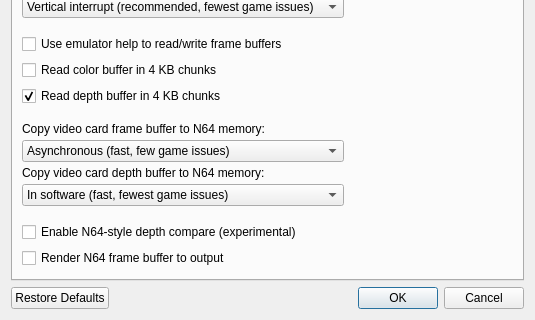
Old version of the form src/GLideNUI/configDialog.ui in the repository gonetz/GLideN64; both pictures show x 0 to 535 and y 192 to 512 of the 535 by 512 pixel window.
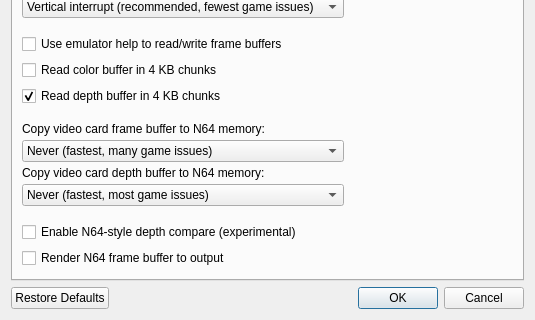
New version of the form. The open tabs and pages were chosen to show the change. Icons and pictures are not drawn.

Patch:
```diff
--- a/src/GLideNUI/configDialog.ui
+++ b/src/GLideNUI/configDialog.ui
@@ -9,7 +9,7 @@
    <rect>
     <x>0</x>
     <y>0</y>
-    <width>469</width>
+    <width>627</width>
     <height>644</height>
    </rect>
   </property>
@@ -1408,17 +1408,7 @@
                 </widget>
                </item>
                <item>
-                <widget class="QComboBox" name="copyBufferComboBox">
-                 <item>
-                  <property name="text">
-                   <string comment="async">Asynchronous (fast, few game issues)</string>
-                  </property>
-                 </item>
-                 <item>
-                  <property name="text">
-                   <string comment="sync">Synchronous (slowest, fewest game issues)</string>
-                  </property>
-                 </item>
+                <widget class="QComboBox" name="copyColorBufferComboBox">
                  <item>
                   <property name="text">
                    <string comment="off">Never (fastest, many game issues)</string>
@@ -1437,17 +1427,7 @@
                 </widget>
                </item>
                <item>
-                <widget class="QComboBox" name="copyDepthComboBox">
-                 <item>
-                  <property name="text">
-                   <string comment="software">In software (fast, fewest game issues)</string>
-                  </property>
-                 </item>
-                 <item>
-                  <property name="text">
-                   <string comment="vram">From VRAM (slow, some game issues)</string>
-                  </property>
-                 </item>
+                <widget class="QComboBox" name="copyDepthBufferComboBox">
                  <item>
                   <property name="text">
                    <string comment="off">Never (fastest, most game issues)</string>
```
Left out of the diff: 33 changed lines with no effect on the pictures.
